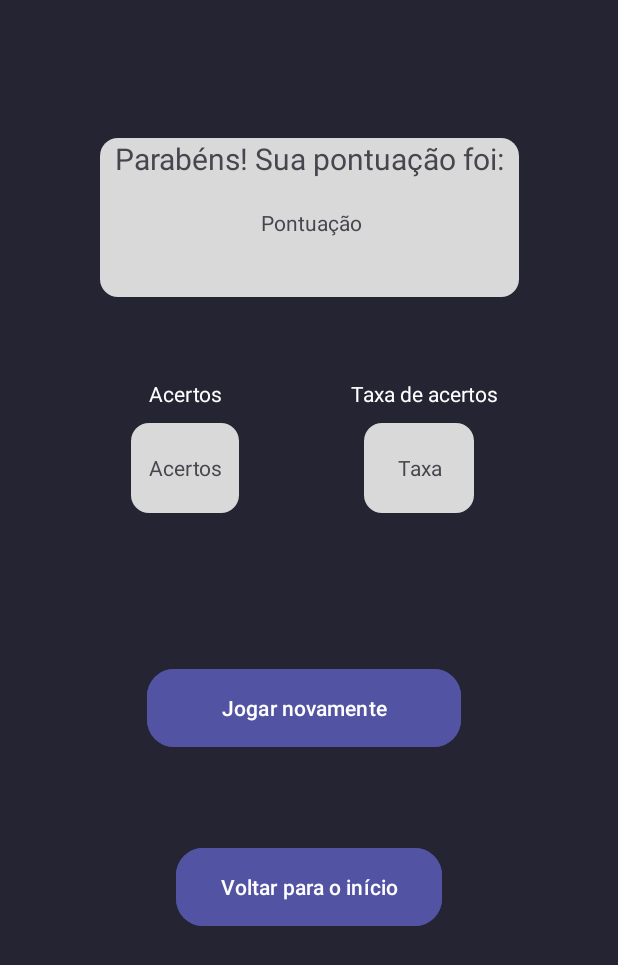
After one commit to YagoThayson/AppPerguntasRespostas, an Android app: the layout tela_pontuacao.xml on its own in the app's theme, with its tools: preview values and no code run, on a phone screen of 412 x 824 dp. The commit adds this screen. Shown: the top 965 px of the screen. Run offline under Robolectric (Android 15) with nearby library versions, the phone set to English and light mode, and no system bars; Roboto replaces fonts that are not available here.

Commit message:
Telas de pontuação e histórico prontas

```diff
--- /dev/null
+++ b/app/src/main/res/drawable/bordas_redondas.xml
@@ -0,0 +1,7 @@
+<?xml version="1.0" encoding="utf-8"?>
+<shape xmlns:android="http://schemas.android.com/apk/res/android"
+    android:shape="rectangle">
+    <solid android:color="#D9D9D9" />
+    <corners android:radius="12dp" />
+
+</shape>
--- /dev/null
+++ b/app/src/main/res/layout/tela_pontuacao.xml
@@ -0,0 +1,111 @@
+<?xml version="1.0" encoding="utf-8"?>
+<androidx.constraintlayout.widget.ConstraintLayout xmlns:android="http://schemas.android.com/apk/res/android"
+    xmlns:app="http://schemas.android.com/apk/res-auto"
+    xmlns:tools="http://schemas.android.com/tools"
+    android:layout_width="match_parent"
+    android:layout_height="match_parent"
+    android:background="#242433"
+    android:soundEffectsEnabled="true">
+
+    <TextView
+        android:id="@+id/textParabens"
+        android:layout_width="279dp"
+        android:layout_height="106dp"
+        android:layout_marginTop="92dp"
+        android:background="@drawable/bordas_redondas"
+        android:gravity="center|top"
+        android:text="@string/parab_ns_sua_pontua_o_foi"
+        android:textSize="20sp"
+        app:layout_constraintEnd_toEndOf="parent"
+        app:layout_constraintStart_toStartOf="parent"
+        app:layout_constraintTop_toTopOf="parent" />
+
+    <TextView
+        android:id="@+id/acertos"
+        android:layout_width="72dp"
+        android:layout_height="60dp"
+        android:layout_marginTop="84dp"
+        android:background="@drawable/bordas_redondas"
+        android:gravity="center"
+        android:text="Acertos"
+        app:layout_constraintEnd_toStartOf="@+id/taxa"
+        app:layout_constraintHorizontal_bias="0.511"
+        app:layout_constraintStart_toStartOf="parent"
+        app:layout_constraintTop_toBottomOf="@+id/textParabens" />
+
+    <TextView
+        android:id="@+id/taxa"
+        android:layout_width="73dp"
+        android:layout_height="60dp"
+        android:layout_marginTop="84dp"
+        android:layout_marginEnd="96dp"
+        android:background="@drawable/bordas_redondas"
+        android:gravity="center"
+        android:text="Taxa"
+        app:layout_constraintEnd_toEndOf="parent"
+        app:layout_constraintTop_toBottomOf="@+id/textParabens" />
+
+    <com.google.android.material.button.MaterialButton
+        android:id="@+id/buttonJogarNovamente"
+        android:layout_width="209dp"
+        android:layout_height="60dp"
+        android:layout_marginTop="244dp"
+        android:backgroundTint="#5253A3"
+        android:text="@string/jogar_novamente"
+        app:cornerRadius="18dp"
+        app:layout_constraintEnd_toEndOf="parent"
+        app:layout_constraintHorizontal_bias="0.485"
+        app:layout_constraintStart_toStartOf="parent"
+        app:layout_constraintTop_toBottomOf="@+id/textParabens" />
+
+    <com.google.android.material.button.MaterialButton
+        android:id="@+id/buttonVoltarParaInicio"
+        android:layout_width="177dp"
+        android:layout_height="60dp"
+        android:layout_marginTop="59dp"
+        android:backgroundTint="#5253A3"
+        android:text="@string/voltar_para_inicio"
+        app:cornerRadius="18dp"
+        app:layout_constraintEnd_toEndOf="parent"
+        app:layout_constraintStart_toStartOf="parent"
+        app:layout_constraintTop_toBottomOf="@+id/buttonJogarNovamente" />
+
+    <TextView
+        android:id="@+id/pontuacao"
+        android:layout_width="72dp"
+        android:layout_height="25dp"
+        android:layout_marginTop="44dp"
+        android:gravity="center"
+        android:text="Pontuação"
+        app:layout_constraintEnd_toEndOf="@+id/textParabens"
+        app:layout_constraintHorizontal_bias="0.504"
+        app:layout_constraintStart_toStartOf="@+id/textParabens"
+        app:layout_constraintTop_toTopOf="@+id/textParabens" />
+
+    <TextView
+        android:id="@+id/textAcertos"
+        android:layout_width="wrap_content"
+        android:layout_height="wrap_content"
+        android:text="@string/acertos"
+        android:textColor="#FFFFFF"
+        app:layout_constraintBottom_toTopOf="@+id/acertos"
+        app:layout_constraintEnd_toEndOf="parent"
+        app:layout_constraintHorizontal_bias="0.273"
+        app:layout_constraintStart_toStartOf="parent"
+        app:layout_constraintTop_toTopOf="parent"
+        app:layout_constraintVertical_bias="0.961" />
+
+    <TextView
+        android:id="@+id/textTaxa"
+        android:layout_width="wrap_content"
+        android:layout_height="wrap_content"
+        android:text="@string/taxa_de_acertos"
+        android:textColor="#FFFFFF"
+        app:layout_constraintBottom_toTopOf="@+id/taxa"
+        app:layout_constraintEnd_toEndOf="parent"
+        app:layout_constraintHorizontal_bias="0.746"
+        app:layout_constraintStart_toStartOf="parent"
+        app:layout_constraintTop_toTopOf="parent"
+        app:layout_constraintVertical_bias="0.961" />
+
+</androidx.constraintlayout.widget.ConstraintLayout>
--- a/app/src/main/res/values/strings.xml
+++ b/app/src/main/res/values/strings.xml
@@ -4,4 +4,11 @@
     <string name="ajuda_metade">tira metade das alternativas</string>
     <string name="ajuda_especialista">chama um especialista no assunto</string>
     <string name="ajuda_troca">Trocar pergunta</string>
+    <string name="parab_ns_sua_pontua_o_foi">Parabéns! Sua pontuação foi:</string>
+    <string name="jogar_novamente">Jogar novamente</string>
+    <string name="voltar_para_inicio">Voltar para o início</string>
+    <string name="acertos">Acertos</string>
+    <string name="taxa_de_acertos">Taxa de acertos</string>
+    <string name="historico">Histórico</string>
+    <string name="voltar">Voltar</string>
 </resources>
```
Also changed, not shown: app/src/main/res/layout/item_partida.xml (added, +61 -0 lines), app/src/main/res/layout/tela_historico.xml (added, +46 -0 lines).
